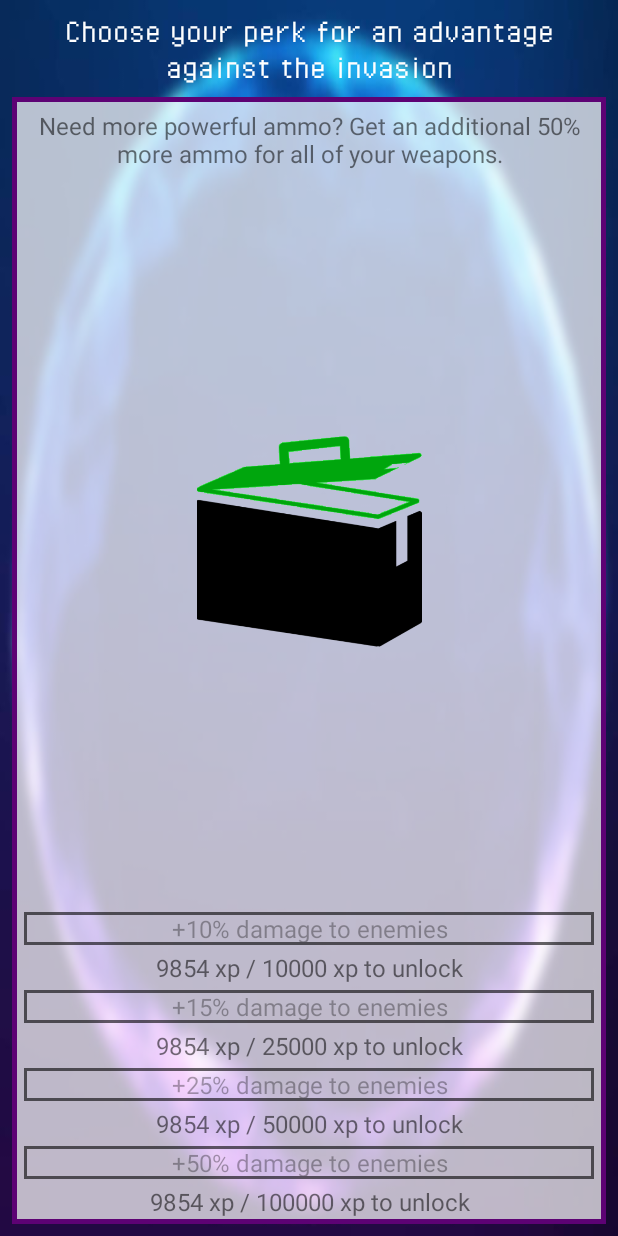
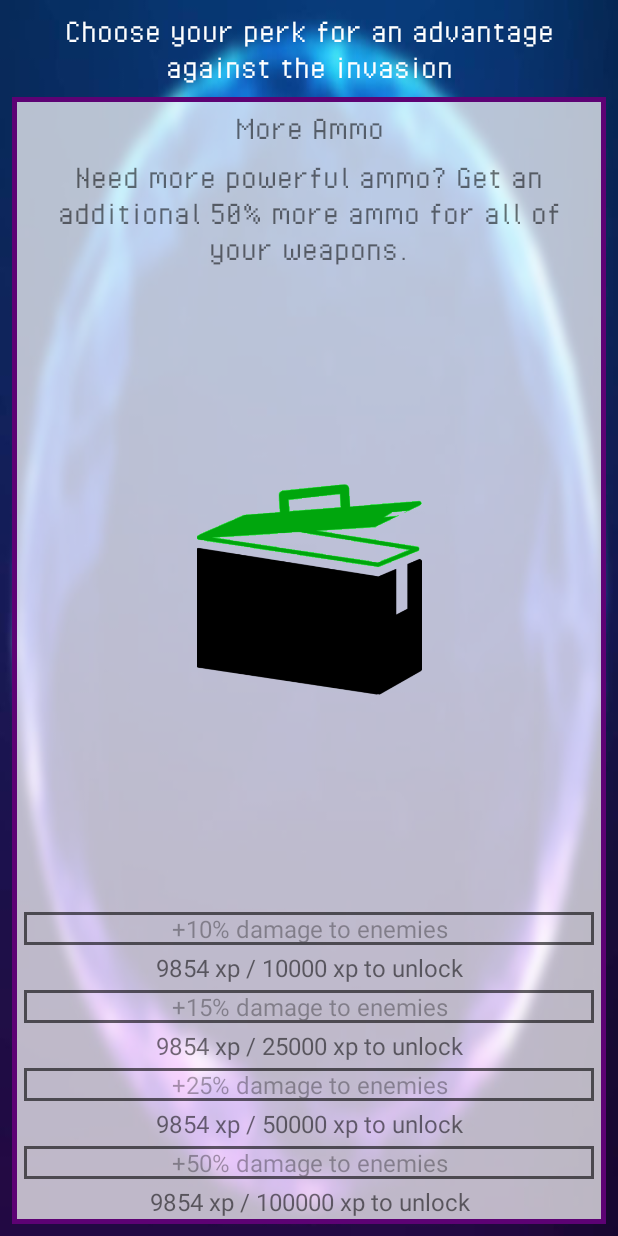
Before and after one commit to garganjohn/AR-WRLD, an Android app: the PerkPickForUser screen opened directly, with no data from a screen before it, on a phone screen of 412 x 824 dp. Run offline under Robolectric (Android 15) with nearby library versions, the phone set to English and light mode, and no system bars.

Commit message:
Perk name shows up

```diff
--- a/app/src/main/java/org/pursuit/ar_wrld/perks/PerkPickForUser.java
+++ b/app/src/main/java/org/pursuit/ar_wrld/perks/PerkPickForUser.java
@@ -24,10 +24,10 @@ public class PerkPickForUser extends FragmentActivity implements ViewPagerListen
 
         List<Fragment> fragmentList = new ArrayList<>();
 
-        fragmentList.add(ViewPagerForPerk.newInstance(getResources().getString(R.string.more_ammo_perk), R.drawable.ammo_perk, GameInformation.MORE_AMMO_PERK));
-        fragmentList.add(ViewPagerForPerk.newInstance(getResources().getString(R.string.more_time_perk), R.drawable.more_time_perk_image, GameInformation.MORE_TIME_PERK));
-        fragmentList.add(ViewPagerForPerk.newInstance(getResources().getString(R.string.slow_time_perk), R.drawable.slow_time_perk, GameInformation.SLOW_TIME_PERK));
-        fragmentList.add(ViewPagerForPerk.newInstance(getResources().getString(R.string.more_damage_park), R.drawable.more_damage_perk_image, GameInformation.MORE_DAMAGE_PERK));
+        fragmentList.add(ViewPagerForPerk.newInstance(getResources().getString(R.string.more_ammo_perk), R.drawable.ammo_perk, GameInformation.MORE_AMMO_PERK, getString(R.string.more_ammo_perk_name)));
+        fragmentList.add(ViewPagerForPerk.newInstance(getResources().getString(R.string.more_time_perk), R.drawable.more_time_perk_image, GameInformation.MORE_TIME_PERK, getString(R.string.more_time_perk_name)));
+        fragmentList.add(ViewPagerForPerk.newInstance(getResources().getString(R.string.slow_time_perk), R.drawable.slow_time_perk, GameInformation.SLOW_TIME_PERK, getString(R.string.slow_time_perk_name)));
+        fragmentList.add(ViewPagerForPerk.newInstance(getResources().getString(R.string.more_damage_park), R.drawable.more_damage_perk_image, GameInformation.MORE_DAMAGE_PERK, getString(R.string.more_damage_perk_name)));
 
         viewPager = findViewById(R.id.mainActivity_viewPager);
         viewPager.setAdapter(new ViewPagerAdapter(getSupportFragmentManager(), fragmentList));
--- a/app/src/main/java/org/pursuit/ar_wrld/perks/ViewPagerForPerk.java
+++ b/app/src/main/java/org/pursuit/ar_wrld/perks/ViewPagerForPerk.java
@@ -21,13 +21,15 @@ public class ViewPagerForPerk extends Fragment {
     // the fragment initialization parameters, e.g. ARG_ITEM_NUMBER
     private static final String PERK_DESCRIPTION_KEY = "param1";
     private static final String IMAGE_DRAWABLE_KEY = "param2";
-    public static final String WHICH_PERK_KEY = "PARAM3";
+    private static final String WHICH_PERK_KEY = "PARAM3";
+    private static final String PERK_NAME_KEY = "PERK NAME";
 
     // TODO: Rename and change types of parameters
     private String perkInfo;
     private String whichGamePerk;
+    private String perkName;
     private int perkImageRes;
-    private TextView classDescriptionTv, levelOneTv, levelTwoTv, levelThreeTv, levelFourTv,levelOneExpTv,levelTwoExpTv,levelThreeExpTv,levelFourExpTv;
+    private TextView perkNameTv, perkDescriptionTv, levelOneTv, levelTwoTv, levelThreeTv, levelFourTv,levelOneExpTv,levelTwoExpTv,levelThreeExpTv,levelFourExpTv;
     private ImageView imageView;
     private ViewPagerListener vpl;
     private View rootView;
@@ -52,12 +54,13 @@ public class ViewPagerForPerk extends Fragment {
     }
 
     // TODO: Rename and change types and number of parameters
-    public static ViewPagerForPerk newInstance(String perkDescription, int imageDrawable, String whichPerk) {
+    public static ViewPagerForPerk newInstance(String perkDescription, int imageDrawable, String whichPerk, String perkName) {
         ViewPagerForPerk fragment = new ViewPagerForPerk();
         Bundle args = new Bundle();
         args.putString(PERK_DESCRIPTION_KEY, perkDescription);
         args.putInt(IMAGE_DRAWABLE_KEY, imageDrawable);
         args.putString(WHICH_PERK_KEY, whichPerk);
+        args.putString(PERK_NAME_KEY, perkName);
         fragment.setArguments(args);
         return fragment;
     }
@@ -69,6 +72,7 @@ public class ViewPagerForPerk extends Fragment {
             perkInfo = getArguments().getString(PERK_DESCRIPTION_KEY);
             perkImageRes = getArguments().getInt(IMAGE_DRAWABLE_KEY);
             whichGamePerk = getArguments().getString(WHICH_PERK_KEY);
+            perkName = getArguments().getString(PERK_NAME_KEY);
         }
     }
 
@@ -77,6 +81,11 @@ public class ViewPagerForPerk extends Fragment {
                              Bundle savedInstanceState) {
         // Inflate the layout for this fragment
         rootView = inflater.inflate(R.layout.fragment_view_pager_for_class, container, false);
+        findViews();
+        return rootView;
+    }
+
+    private void findViews() {
         levelOneTv = rootView.findViewById(R.id.perk_level_1);
         levelTwoTv = rootView.findViewById(R.id.perk_level_2);
         levelThreeTv = rootView.findViewById(R.id.perk_level_3);
@@ -87,8 +96,7 @@ public class ViewPagerForPerk extends Fragment {
         levelThreeExpTv = rootView.findViewById(R.id.perk_level_3_exp);
         levelFourExpTv = rootView.findViewById(R.id.perk_level_4_exp);
 
-
-        return rootView;
+        perkNameTv = rootView.findViewById(R.id.perk_name);
     }
 
     @Override
@@ -97,12 +105,12 @@ public class ViewPagerForPerk extends Fragment {
 
         SharedPreferences sharedPreferences = this.getActivity().getSharedPreferences(GameInformation.SHARED_PREF_KEY, Context.MODE_PRIVATE);
 
-        classDescriptionTv = view.findViewById(R.id.class_description);
-        imageView = view.findViewById(R.id.class_image);
-        classDescriptionTv.setText(perkInfo);
+        perkDescriptionTv = view.findViewById(R.id.perk_description);
+        imageView = view.findViewById(R.id.perk_image);
+        perkDescriptionTv.setText(perkInfo);
         imageView.setImageDrawable(ContextCompat.getDrawable(getContext(), perkImageRes));
         setLevelDescriptionBasedOnPerk();
-
+        perkNameTv.setText(perkName);
         view.setOnClickListener(new View.OnClickListener() {
             @Override
             public void onClick(View v) {
--- a/app/src/main/res/layout/fragment_view_pager_for_class.xml
+++ b/app/src/main/res/layout/fragment_view_pager_for_class.xml
@@ -9,22 +9,33 @@
     tools:context=".perks.ViewPagerForPerk">
 
     <TextView
-        android:id="@+id/class_description"
+        android:id="@+id/perk_name"
         android:layout_width="match_parent"
         android:layout_height="wrap_content"
+        app:layout_constraintTop_toTopOf="parent"
+        android:fontFamily="@font/pixel_operator"
+        android:layout_margin="8dp"
+        android:textSize="24sp"
+        android:gravity="center"/>
+
+    <TextView
+        android:id="@+id/perk_description"
+        android:layout_width="match_parent"
+        android:layout_height="wrap_content"
+        android:fontFamily="@font/pixel_operator"
         android:gravity="center"
         android:layout_margin="8dp"
-        android:textSize="16sp"
-        app:layout_constraintTop_toTopOf="parent" />
+        android:textSize="24sp"
+        app:layout_constraintTop_toBottomOf="@id/perk_name" />
 
     <ImageView
-        android:id="@+id/class_image"
+        android:id="@+id/perk_image"
         android:layout_width="match_parent"
         android:layout_height="150dp"
         app:layout_constraintBottom_toTopOf="@id/perk_level_1"
         app:layout_constraintEnd_toEndOf="parent"
         app:layout_constraintStart_toStartOf="parent"
-        app:layout_constraintTop_toBottomOf="@id/class_description"/>
+        app:layout_constraintTop_toBottomOf="@id/perk_description"/>
 
     <TextView
         android:id="@+id/perk_level_1"
```
